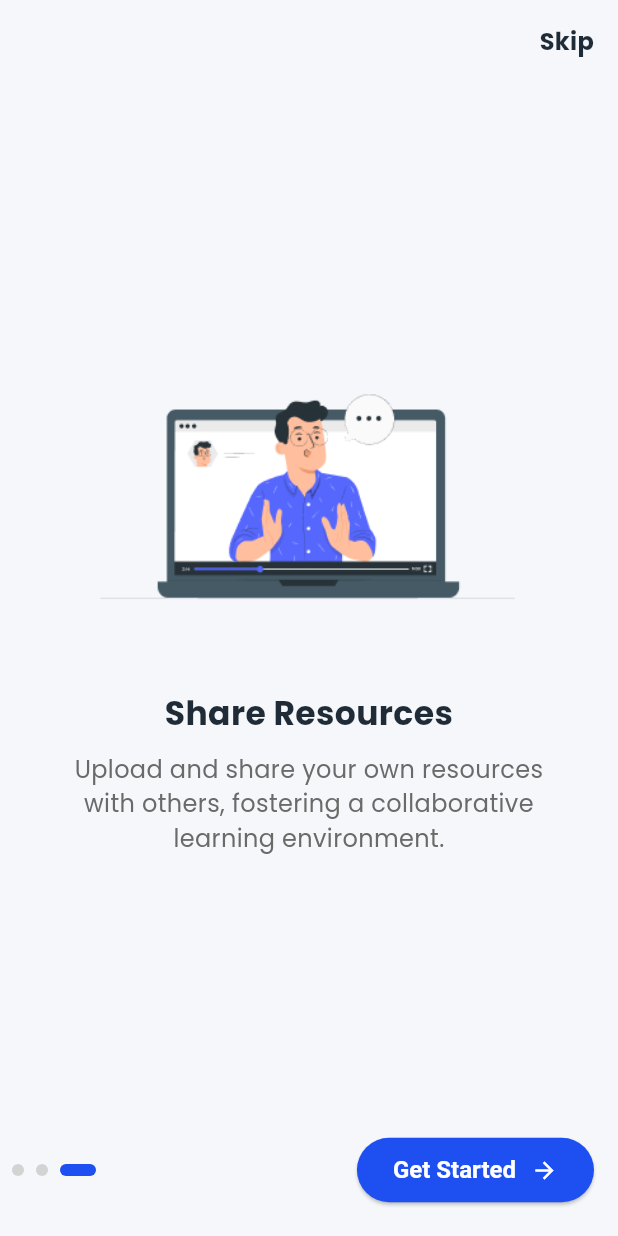
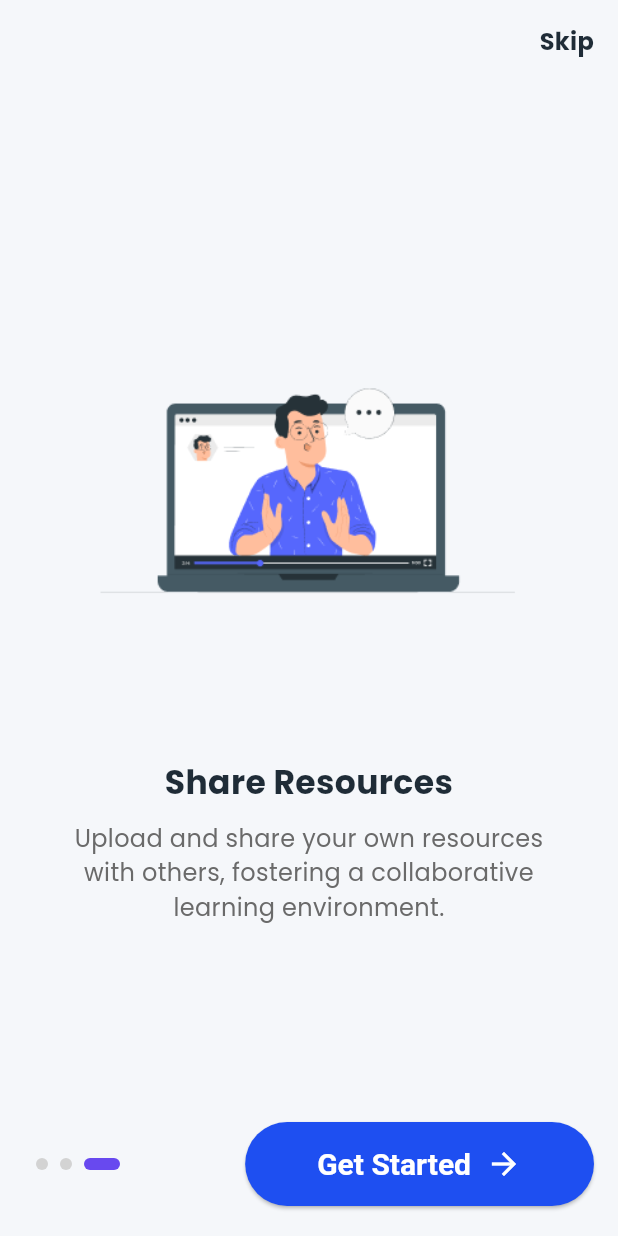
Before and after one commit to zw-weng/EduConnect-Xcode, a Flutter app: the screen it shows after launch, swiped to page 3, on a phone screen of 412 x 824 dp. Run offline on Flutter 3.47's test engine with Material 3 defaults, Android fonts, the phone set to English and light mode, and no system bars; our stand-ins replace carousel_slider, dio, google_nav_bar, youtube_player_flutter; missing offline and left inert: external_path, flutter_file_dialog, pdfx, youtube_explode_dart.

Commit message:
update ui

```diff
--- a/lib/screens/onboarding_screen.dart
+++ b/lib/screens/onboarding_screen.dart
@@ -1,3 +1,4 @@
+import 'package:educonnect/constants/colors.dart';
 import 'package:flutter/material.dart';
 import 'package:educonnect/widgets/onboarding_content.dart';
 import 'package:educonnect/widgets/dots_indicator.dart';
@@ -70,7 +71,7 @@ class _OnboardingScreenState extends State<OnboardingScreen> {
                     style: TextStyle(
                       fontSize: 16.0,
                       fontWeight: FontWeight.bold,
-                      color: Color(0xFF1F2C37),
+                      color: kTextColor,
                     ),
                   ),
                 ),
@@ -104,9 +105,12 @@ class _OnboardingScreenState extends State<OnboardingScreen> {
                 mainAxisAlignment: MainAxisAlignment.spaceBetween,
                 children: [
                   // Dots Indicator
-                  DotsIndicator(
+                  Padding(
+                    padding: const EdgeInsets.only(left: 16.0), // Adjust padding to move dots away from the left
+                    child: DotsIndicator(
                       currentPage: _currentPage,
                       itemCount: _onboardingData.length,
+                    ),
                   ),
 
                   // Next or Get Started Button
--- a/lib/widgets/dots_indicator.dart
+++ b/lib/widgets/dots_indicator.dart
@@ -1,3 +1,4 @@
+import 'package:educonnect/constants/colors.dart';
 import 'package:flutter/material.dart';
 
 class DotsIndicator extends StatelessWidget {
@@ -22,7 +23,7 @@ class DotsIndicator extends StatelessWidget {
           width: currentPage == index ? 24.0 : 8.0,
           decoration: BoxDecoration(
             color: currentPage == index
-                ? const Color(0xFF1E4FF1)
+                ? kPrimaryColor
                 : const Color(0xFFD3D3D3),
             borderRadius: BorderRadius.circular(4.0),
           ),
--- a/lib/widgets/floating_add_button.dart
+++ b/lib/widgets/floating_add_button.dart
@@ -1,3 +1,4 @@
+import 'package:educonnect/constants/colors.dart';
 import 'package:educonnect/screens/add_resource_screen.dart';
 import 'package:flutter/material.dart';
 import 'package:educonnect/models/course.dart';
@@ -27,7 +28,7 @@ class FloatingAddButton extends StatelessWidget {
           ),
         );
       },
-      backgroundColor: Colors.blue, // Use your desired color
+      backgroundColor: kPrimaryLight, // Use your desired color
       child: const Icon(Icons.add),
     );
   }
--- a/lib/widgets/get_started_button.dart
+++ b/lib/widgets/get_started_button.dart
@@ -11,10 +11,10 @@ class GetStartedButton extends StatelessWidget {
       onPressed: onPressed,
       style: ElevatedButton.styleFrom(
         shape: RoundedRectangleBorder(
-          borderRadius: BorderRadius.circular(24.0),
+          borderRadius: BorderRadius.circular(30.0), // Increased border radius for rounder corners
         ),
         backgroundColor: const Color(0xFF1E4FF1),
-        padding: const EdgeInsets.symmetric(horizontal: 24.0, vertical: 12.0),
+        padding: const EdgeInsets.symmetric(horizontal: 48.0, vertical: 16.0), // Increased padding for bigger size
       ),
       child: const Row(
         mainAxisSize: MainAxisSize.min,
@@ -22,12 +22,12 @@ class GetStartedButton extends StatelessWidget {
           Text(
             'Get Started',
             style: TextStyle(
-                fontSize: 16.0,
+                fontSize: 20.0, // Increased font size
                 fontWeight: FontWeight.bold,
                 color: Colors.white),
           ),
           SizedBox(width: 10),
-          Icon(Icons.arrow_forward, color: Colors.white),
+          Icon(Icons.arrow_forward, color: Colors.white, size: 24.0), // Increased icon size
         ],
       ),
     );
--- a/lib/widgets/next_button.dart
+++ b/lib/widgets/next_button.dart
@@ -1,3 +1,4 @@
+import 'package:educonnect/constants/colors.dart';
 import 'package:flutter/material.dart';
 
 class NextButton extends StatelessWidget {
@@ -12,7 +13,7 @@ class NextButton extends StatelessWidget {
       style: ElevatedButton.styleFrom(
         shape: const CircleBorder(),
         padding: const EdgeInsets.all(18.0),
-        backgroundColor: const Color(0xFF1E4FF1),
+        backgroundColor: kPrimaryColor,
       ),
       child: const Icon(Icons.arrow_forward, color: Colors.white),
     );
--- a/lib/widgets/onboarding_content.dart
+++ b/lib/widgets/onboarding_content.dart
@@ -19,7 +19,12 @@ class OnboardingContent extends StatelessWidget {
       child: Column(
         mainAxisAlignment: MainAxisAlignment.center,
         children: [
-          Image.asset(image, height: 200),
+          Image.asset(
+            image,
+            height: 300.0, // Increase the height to make the image bigger
+            width: 300.0, // Increase the width to make the image bigger
+            fit: BoxFit.contain, // Ensure the image fits within the specified dimensions
+          ),
           const SizedBox(height: 40),
           Text(
             title,
```
Also changed, not shown: lib/screens/edit_profile_screen.dart (+7 -4 lines), lib/screens/video_preview_screen.dart (+13 -2 lines). Lines whose indentation alone changed are shown as unchanged.
